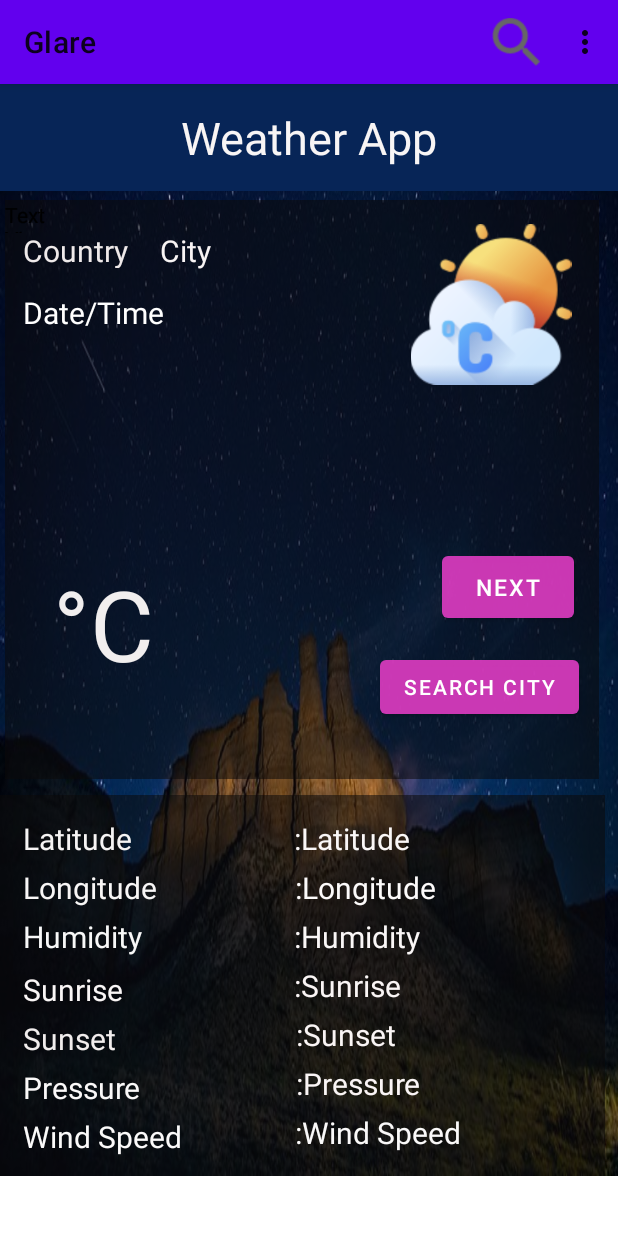
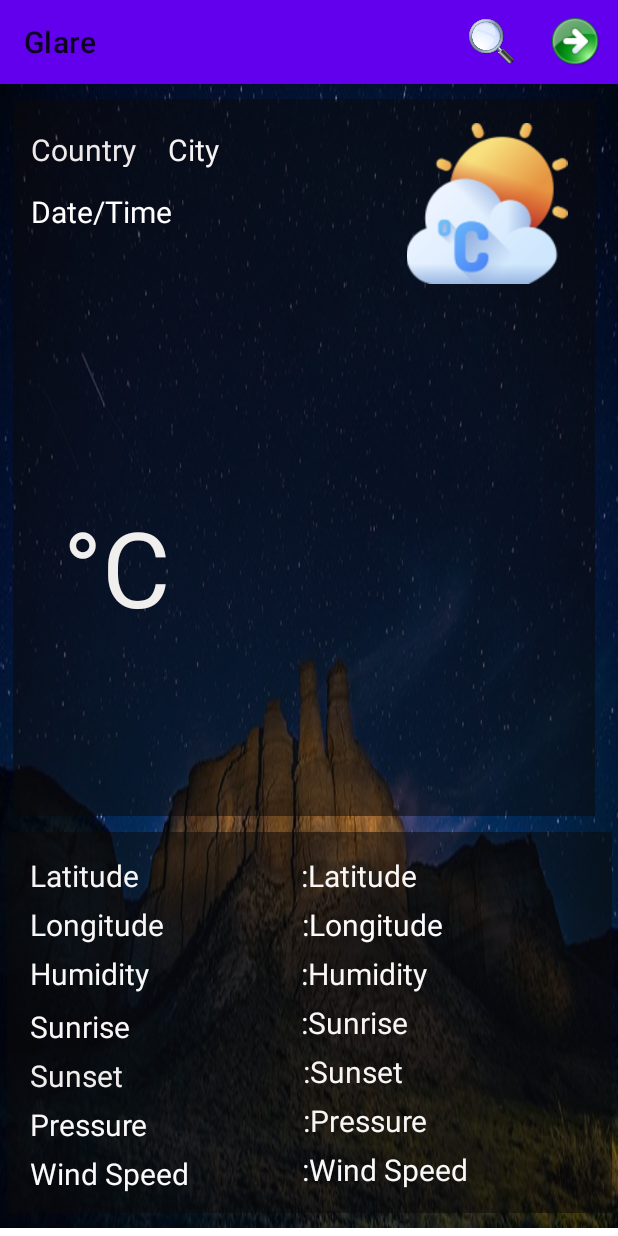
Before and after one commit to tas-wtag/myWeatherApplication, an Android app: the screen it shows after launch (MainActivity), on a phone screen of 412 x 824 dp. Run offline under Robolectric (Android 15) with nearby library versions, the phone set to English and light mode, and no system bars; our stand-ins replace Picasso; pictures from the network do not load.

Commit message:
fixed UI issues

```diff
--- a/app/src/main/java/com/weatherupdate/glare/Customlist.java
+++ b/app/src/main/java/com/weatherupdate/glare/Customlist.java
@@ -39,7 +39,6 @@ public class Customlist extends ArrayAdapter<Weatherdata> {
         TextView rain = (TextView) convertView.findViewById(R.id.rain);
         ImageView imageView = (ImageView) convertView.findViewById(R.id.imageView2);
 
-
         Weatherdata temperature=getItem (position);
         temp2.setText (temperature.getTemp2 ());
         rain.setText (temperature.getRain2 ());
--- a/app/src/main/res/layout-v17/activity_main.xml
+++ b/app/src/main/res/layout-v17/activity_main.xml
@@ -5,52 +5,23 @@
     android:layout_width="wrap_content"
     android:layout_height="wrap_content"
     android:background="@drawable/bg"
+    android:freezesText="true"
     tools:context=".MainActivity">
-
-
-
-    <TextView
-        android:id="@+id/textView"
-        android:layout_width="0dp"
-        android:layout_height="wrap_content"
-        android:background="#072557"
-        android:gravity="center"
-        android:paddingTop="15dp"
-        android:paddingBottom="15dp"
-        android:text="Weather App"
-        android:textColor="#F8F5F5"
-        android:textSize="30dp"
-        app:layout_constraintEnd_toEndOf="parent"
-        app:layout_constraintStart_toStartOf="parent"
-        app:layout_constraintTop_toTopOf="parent" />
-
-
     <androidx.constraintlayout.widget.ConstraintLayout
         android:id="@+id/constraintLayout"
-        android:layout_width="396dp"
-        android:layout_height="386dp"
-        android:layout_marginStart="15dp"
-        android:layout_marginLeft="15dp"
-        android:layout_marginTop="6dp"
+        android:layout_width="388dp"
+        android:layout_height="478dp"
+        android:layout_marginTop="10dp"
         android:layout_marginEnd="15dp"
         android:layout_marginRight="15dp"
         android:layout_marginBottom="5dp"
         android:background="#8C0B0A0A"
         app:layout_constraintBottom_toTopOf="@+id/constraintLayout2"
         app:layout_constraintEnd_toEndOf="parent"
-        app:layout_constraintHorizontal_bias="0.8"
+        app:layout_constraintHorizontal_bias="1.0"
         app:layout_constraintStart_toStartOf="parent"
-        app:layout_constraintTop_toBottomOf="@+id/textView"
+        app:layout_constraintTop_toTopOf="parent"
         tools:ignore="ExtraText,MissingConstraints">
-
-        <TextView
-            android:id="@+id/sec"
-            android:layout_width="34dp"
-            android:layout_height="22dp"
-            android:text="TextView"
-            tools:layout_editor_absoluteX="84dp"
-            tools:layout_editor_absoluteY="97dp" />
-
         <TextView
             android:id="@+id/cityName"
             android:layout_width="71dp"
@@ -65,7 +36,6 @@
             app:layout_constraintStart_toStartOf="parent"
             app:layout_constraintTop_toTopOf="parent" />
 
-
         <TextView
             android:id="@+id/city"
             android:layout_width="wrap_content"
@@ -78,7 +48,6 @@
             android:textSize="20sp"
             app:layout_constraintStart_toEndOf="@+id/cityName"
             app:layout_constraintTop_toTopOf="parent" />
-
         <ImageView
             android:id="@+id/image"
             android:layout_width="112dp"
@@ -100,11 +69,11 @@
             android:layout_marginBottom="15dp"
             android:text=" °C"
             android:textColor="#F1EEEE"
-            android:textSize="65sp"
+            android:textSize="70sp"
             app:layout_constraintBottom_toBottomOf="parent"
             app:layout_constraintStart_toStartOf="parent"
             app:layout_constraintTop_toBottomOf="@+id/image"
-            app:layout_constraintVertical_bias="0.68" />
+            app:layout_constraintVertical_bias="0.539" />
 
         <TextView
             android:id="@+id/dateTime2"
@@ -119,75 +88,8 @@
             app:layout_constraintStart_toStartOf="parent"
             app:layout_constraintTop_toBottomOf="@+id/cityName" />
 
-        <Button
-            android:id="@+id/next"
-            android:layout_width="wrap_content"
-            android:layout_height="wrap_content"
-            android:layout_marginStart="50dp"
-            android:layout_marginLeft="50dp"
-            android:layout_marginTop="108dp"
-            android:layout_marginEnd="15dp"
-            android:layout_marginRight="15dp"
-            android:paddingLeft="10dp"
-            android:paddingTop="10dp"
-            android:paddingRight="10dp"
-            android:paddingBottom="10dp"
-            android:text="Next"
-            android:textColor="#FFFFFF"
-            android:textSize="15sp"
-            app:backgroundTint="@color/colorPrimary"
-            app:layout_constraintEnd_toEndOf="parent"
-            app:layout_constraintHorizontal_bias="0.993"
-            app:layout_constraintStart_toEndOf="@+id/temperature"
-            app:layout_constraintTop_toBottomOf="@+id/image"
-            app:rippleColor="#FFFFFF" />
-
-        <TextView
-            android:id="@+id/tv_result"
-            android:layout_width="wrap_content"
-            android:layout_height="wrap_content"
-            android:layout_below="@+id/btn_run"
-            android:layout_centerHorizontal="true"
-            android:textSize="7pt"
-            tools:ignore="ExtraText,UnknownId" />
-
-        <Button
-            android:id="@+id/search"
-            android:layout_width="wrap_content"
-            android:layout_height="wrap_content"
-            android:layout_marginStart="250dp"
-            android:layout_marginLeft="250dp"
-            android:layout_marginTop="16dp"
-            android:layout_marginEnd="15dp"
-            android:layout_marginRight="15dp"
-            android:layout_marginBottom="29dp"
-            android:text="Search City"
-            app:backgroundTint="@color/colorPrimary"
-            app:layout_constraintBottom_toBottomOf="parent"
-            app:layout_constraintEnd_toEndOf="parent"
-            app:layout_constraintHorizontal_bias="0.0"
-            app:layout_constraintStart_toStartOf="parent"
-            app:layout_constraintTop_toBottomOf="@+id/next"
-            app:layout_constraintVertical_bias="0.0" />
-
-        <TextView
-            android:id="@+id/hour"
-            android:layout_width="34dp"
-            android:layout_height="22dp"
-            android:text="TextView"
-            tools:layout_editor_absoluteX="15dp"
-            tools:layout_editor_absoluteY="97dp" />
-
-        <TextView
-            android:id="@+id/min"
-            android:layout_width="34dp"
-            android:layout_height="22dp"
-            android:text="TextView"
-            tools:layout_editor_absoluteX="50dp"
-            tools:layout_editor_absoluteY="97dp" />
 
     </androidx.constraintlayout.widget.ConstraintLayout>
-
     <androidx.constraintlayout.widget.ConstraintLayout
         android:id="@+id/constraintLayout2"
         android:layout_width="403dp"
@@ -197,10 +99,10 @@
         android:layout_marginTop="5dp"
         android:layout_marginEnd="15dp"
         android:layout_marginRight="15dp"
+        android:layout_marginBottom="10dp"
         android:background="#8C0B0A0A"
         app:layout_constraintBottom_toBottomOf="parent"
         app:layout_constraintEnd_toEndOf="parent"
-        app:layout_constraintHorizontal_bias="0.714"
         app:layout_constraintStart_toStartOf="parent"
         app:layout_constraintTop_toBottomOf="@+id/constraintLayout"
         app:layout_constraintVertical_bias="0.0">
--- a/app/src/main/res/layout/activity_main.xml
+++ b/app/src/main/res/layout/activity_main.xml
@@ -7,14 +7,10 @@
     android:background="@drawable/bg"
     android:freezesText="true"
     tools:context=".MainActivity">
-
-
     <androidx.constraintlayout.widget.ConstraintLayout
         android:id="@+id/constraintLayout"
-        android:layout_width="396dp"
-        android:layout_height="460dp"
-        android:layout_marginStart="15dp"
-        android:layout_marginLeft="15dp"
+        android:layout_width="388dp"
+        android:layout_height="478dp"
         android:layout_marginTop="10dp"
         android:layout_marginEnd="15dp"
         android:layout_marginRight="15dp"
@@ -22,10 +18,10 @@
         android:background="#8C0B0A0A"
         app:layout_constraintBottom_toTopOf="@+id/constraintLayout2"
         app:layout_constraintEnd_toEndOf="parent"
+        app:layout_constraintHorizontal_bias="1.0"
         app:layout_constraintStart_toStartOf="parent"
         app:layout_constraintTop_toTopOf="parent"
         tools:ignore="ExtraText,MissingConstraints">
-
         <TextView
             android:id="@+id/cityName"
             android:layout_width="71dp"
@@ -52,7 +48,6 @@
             android:textSize="20sp"
             app:layout_constraintStart_toEndOf="@+id/cityName"
             app:layout_constraintTop_toTopOf="parent" />
-
         <ImageView
             android:id="@+id/image"
             android:layout_width="112dp"
@@ -66,8 +61,8 @@
 
         <TextView
             android:id="@+id/temperature"
-            android:layout_width="108dp"
-            android:layout_height="102dp"
+            android:layout_width="wrap_content"
+            android:layout_height="wrap_content"
             android:layout_marginStart="16dp"
             android:layout_marginLeft="16dp"
             android:layout_marginTop="20dp"
@@ -95,7 +90,6 @@
 
 
     </androidx.constraintlayout.widget.ConstraintLayout>
-
     <androidx.constraintlayout.widget.ConstraintLayout
         android:id="@+id/constraintLayout2"
         android:layout_width="403dp"
--- a/app/src/main/res/menu/main_activity_bar.xml
+++ b/app/src/main/res/menu/main_activity_bar.xml
@@ -2,11 +2,12 @@
 <menu xmlns:app="http://schemas.android.com/apk/res-auto"
     xmlns:android="http://schemas.android.com/apk/res/android">
     <item android:id="@+id/action_search"
-        android:icon="@drawable/ic_search"
+        android:icon="@drawable/search_256x256"
         android:title="@string/action_search"
         app:showAsAction="ifRoom" />
 
     <item android:id="@+id/action_upcoming"
+        android:icon="@drawable/next"
         android:title="@string/action_settings"
-        app:showAsAction="never" />
+        app:showAsAction="always" />
 </menu>
```
Also changed, not shown: app/src/main/res/drawable/next.png (added), app/src/main/res/drawable/search_256x256.png (added).
